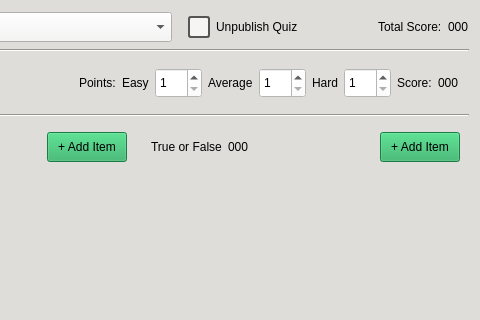
Qt form CAI_PyQt/CAI_Admin/UI/QuizDialog.ui (CPG19040/CPG19040) before a commit; both pictures show x 536 to 1016 and y 0 to 320 of the 1016 by 689 pixel window.
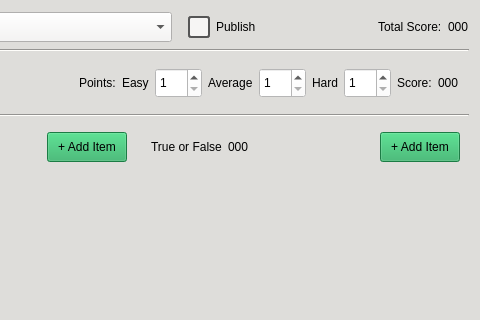
The same form after that commit. Icons and pictures are not drawn.

Patch:
```diff
--- a/CAI_PyQt/CAI_Admin/UI/QuizDialog.ui
+++ b/CAI_PyQt/CAI_Admin/UI/QuizDialog.ui
@@ -122,7 +122,7 @@
 }</string>
        </property>
        <property name="text">
-        <string>Unpublish Quiz</string>
+        <string>Publish</string>
        </property>
       </widget>
      </item>
```
Left out of the diff: 2 changed lines with no effect on the pictures.
